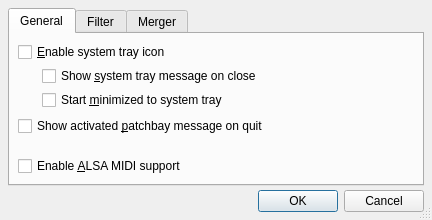
First picture: the form in src/qpwgraph_options.ui, repository rncbc/qpwgraph, before the edit.
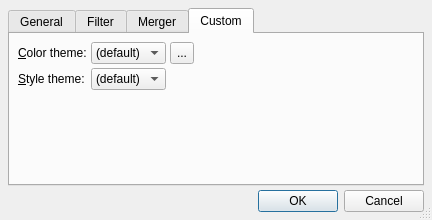
Second picture: the form after the edit. The open tabs and pages were chosen to show the change. Icons and pictures are not drawn.

Commit message: - Graph/Options.../Custom/Color theme (with palette editor) and   (widget) Style theme selectors are introduced. (EXPERIMENTAL)

Diff of the .ui file:
```diff
--- a/src/qpwgraph_options.ui
+++ b/src/qpwgraph_options.ui
@@ -554,6 +554,117 @@
        </item>
       </layout>
      </widget>
+     <widget class="QWidget" name="CustomTabPage">
+      <attribute name="title">
+       <string>Custom</string>
+      </attribute>
+      <layout class="QGridLayout">
+       <item row="0" column="0">
+        <widget class="QLabel" name="CustomColorThemeTextLabel">
+         <property name="text">
+          <string>&amp;Color theme:</string>
+         </property>
+         <property name="buddy">
+          <cstring>CustomColorThemeComboBox</cstring>
+         </property>
+        </widget>
+       </item>
+       <item row="0" column="1">
+        <widget class="QComboBox" name="CustomColorThemeComboBox">
+         <property name="toolTip">
+          <string>Custom color palette theme</string>
+         </property>
+         <property name="editable">
+          <bool>false</bool>
+         </property>
+         <item>
+          <property name="text">
+           <string>(default)</string>
+          </property>
+         </item>
+        </widget>
+       </item>
+       <item row="0" column="2">
+        <widget class="QToolButton" name="CustomColorThemeToolButton">
+         <property name="minimumSize">
+          <size>
+           <width>22</width>
+           <height>22</height>
+          </size>
+         </property>
+         <property name="maximumSize">
+          <size>
+           <width>24</width>
+           <height>24</height>
+          </size>
+         </property>
+         <property name="toolTip">
+          <string>Manage custom color palette themes</string>
+         </property>
+         <property name="text">
+          <string>...</string>
+         </property>
+        </widget>
+       </item>
+       <item row="0" column="3">
+        <spacer>
+         <property name="orientation">
+          <enum>Qt::Horizontal</enum>
+         </property>
+         <property name="sizeType">
+          <enum>QSizePolicy::Expanding</enum>
+         </property>
+         <property name="sizeHint">
+          <size>
+           <width>8</width>
+           <height>20</height>
+          </size>
+         </property>
+        </spacer>
+       </item>
+       <item row="1" column="0">
+        <widget class="QLabel" name="CustomStyleThemeTextLabel">
+         <property name="text">
+          <string>&amp;Style theme:</string>
+         </property>
+         <property name="buddy">
+          <cstring>CustomStyleThemeComboBox</cstring>
+         </property>
+        </widget>
+       </item>
+       <item row="1" column="1">
+        <widget class="QComboBox" name="CustomStyleThemeComboBox">
+         <property name="toolTip">
+          <string>Custom widget style theme</string>
+         </property>
+         <property name="editable">
+          <bool>false</bool>
+         </property>
+         <item>
+          <property name="text">
+           <string>(default)</string>
+          </property>
+         </item>
+        </widget>
+       </item>
+       <item row="2" column="0" colspan="4">
+        <spacer>
+         <property name="orientation">
+          <enum>Qt::Vertical</enum>
+         </property>
+         <property name="sizeType">
+          <enum>QSizePolicy::Expanding</enum>
+         </property>
+         <property name="sizeHint">
+          <size>
+           <width>20</width>
+           <height>8</height>
+          </size>
+         </property>
+        </spacer>
+       </item>
+      </layout>
+     </widget>
     </widget>
    </item>
    <item>
```
Left out of the diff: 5 changed lines with no effect on the pictures. The commit also changes 11 other files.
